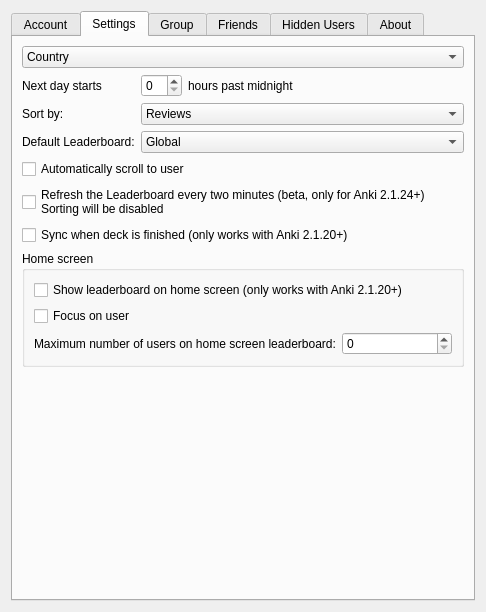
Qt form designer/setup.ui (ThoreBor/Anki_Leaderboard) before a commit.
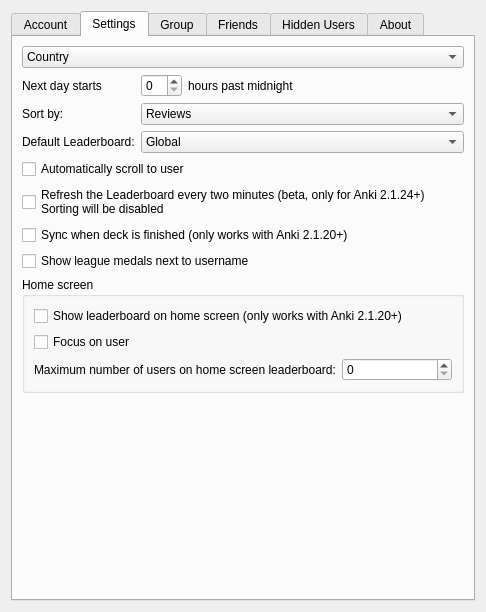
The same form after that commit. The open tabs and pages were chosen to show the change. Icons and pictures are not drawn.

Commit message: add medal option to config, history in userinfo + ui changes

What changed in the file:
```diff
--- a/designer/setup.ui
+++ b/designer/setup.ui
@@ -377,6 +377,13 @@
          </property>
         </widget>
        </item>
+       <item>
+        <widget class="QCheckBox" name="medals">
+         <property name="text">
+          <string>Show league medals next to username</string>
+         </property>
+        </widget>
+       </item>
        <item>
         <widget class="QGroupBox" name="groupBox">
          <property name="title">
```
The commit also changes 9 other files.
